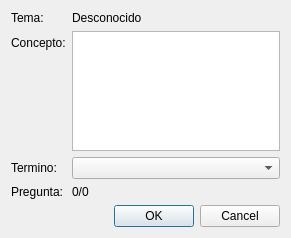
FLiamTech/askme, file preguntaform.ui: the form before one commit.
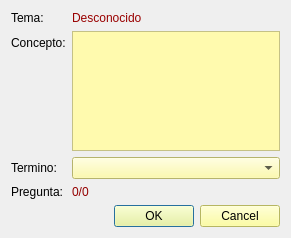
The form after the commit.

What changed in the file:
```diff
--- a/preguntaform.ui
+++ b/preguntaform.ui
@@ -13,6 +13,9 @@
   <property name="windowTitle">
    <string>Form</string>
   </property>
+  <property name="styleSheet">
+   <string notr="true"/>
+  </property>
   <layout class="QFormLayout" name="formLayout">
    <item row="0" column="0">
     <widget class="QLabel" name="label_3">
@@ -23,6 +26,10 @@
    </item>
    <item row="0" column="1">
     <widget class="QLabel" name="lblTema">
+     <property name="styleSheet">
+      <string notr="true">font: 900 italic 9pt &quot;Segoe UI&quot;;
+color: rgb(153, 0, 0);</string>
+     </property>
      <property name="text">
       <string>Desconocido</string>
      </property>
@@ -36,7 +43,11 @@
     </widget>
    </item>
    <item row="1" column="1">
-    <widget class="QTextEdit" name="txtConceptos"/>
+    <widget class="QTextEdit" name="txtConceptos">
+     <property name="styleSheet">
+      <string notr="true">background-color: rgb(255, 250, 174);</string>
+     </property>
+    </widget>
    </item>
    <item row="2" column="0">
     <widget class="QLabel" name="label_2">
@@ -46,7 +57,11 @@
     </widget>
    </item>
    <item row="2" column="1">
-    <widget class="QComboBox" name="cmbTerminos"/>
+    <widget class="QComboBox" name="cmbTerminos">
+     <property name="styleSheet">
+      <string notr="true">background-color: rgb(255, 252, 152);</string>
+     </property>
+    </widget>
    </item>
    <item row="3" column="0">
     <widget class="QLabel" name="label_4">
@@ -57,6 +72,10 @@
    </item>
    <item row="3" column="1">
     <widget class="QLabel" name="lblContador">
+     <property name="styleSheet">
+      <string notr="true">font: 700 italic 9pt &quot;Segoe UI&quot;;
+color: rgb(148, 0, 0);</string>
+     </property>
      <property name="text">
       <string>0/0</string>
      </property>
@@ -64,6 +83,11 @@
    </item>
    <item row="4" column="1">
     <widget class="QDialogButtonBox" name="buttonBox">
+     <property name="styleSheet">
+      <string notr="true">background-color: rgb(255, 255, 137);
+color: rgb(0, 0, 0);
+font: 700 italic 9pt &quot;Segoe UI&quot;;</string>
+     </property>
      <property name="standardButtons">
       <set>QDialogButtonBox::Cancel|QDialogButtonBox::Ok</set>
      </property>
```
